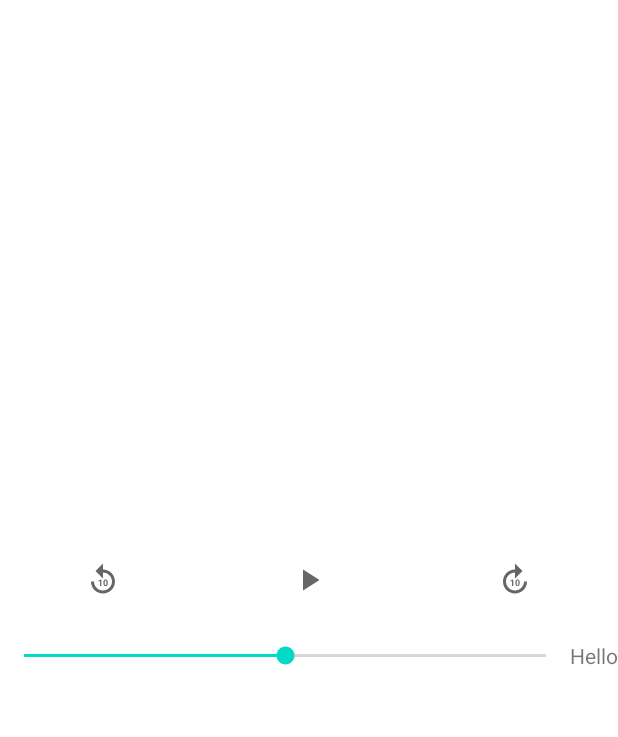
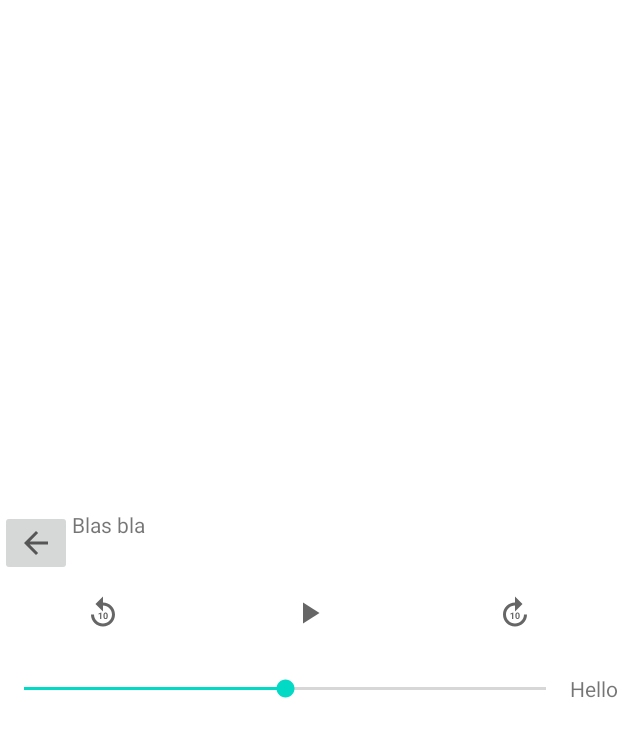
Before and after one commit to tulolo287/Video-player-3, an Android app: the layout custom_controls.xml on its own in the app's theme, with its tools: preview values and no code run, on a phone screen of 412 x 824 dp. Shown: the top 737 px of the screen. Run offline under Robolectric (Android 15) with nearby library versions, the light colour scheme and no system bars.

Commit message:
Controls button

```diff
--- a/app/src/main/res/layout/custom_controls.xml
+++ b/app/src/main/res/layout/custom_controls.xml
@@ -8,7 +8,24 @@
     android:id="@+id/custom_controls"
     android:orientation="vertical">
 
-
+<LinearLayout
+    android:layout_gravity="top"
+    android:gravity="top"
+    android:layout_width="match_parent"
+    android:layout_height="wrap_content">
+    <ImageButton
+        android:id="@+id/back"
+        android:layout_width="wrap_content"
+        android:layout_height="wrap_content"
+        android:src="@drawable/ic_baseline_arrow_back_24"
+        />
+    <TextView
+        android:id="@+id/title_control"
+        android:layout_width="wrap_content"
+        android:layout_height="wrap_content"
+        android:text="Blas bla"
+        />
+</LinearLayout>
     <LinearLayout
         android:layout_width="match_parent"
         android:layout_height="50dp"
```
Also changed, not shown: app/src/main/java/com/example/videoplayer3/activity/VideoPlayer.java (+88 -1 lines).
